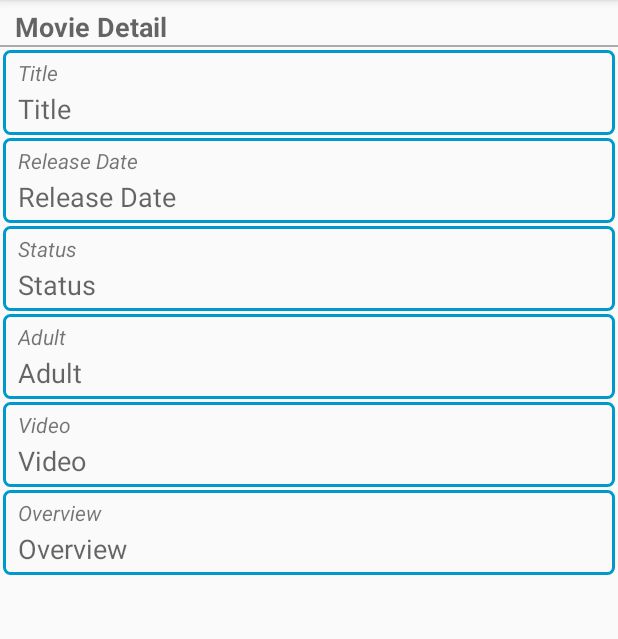
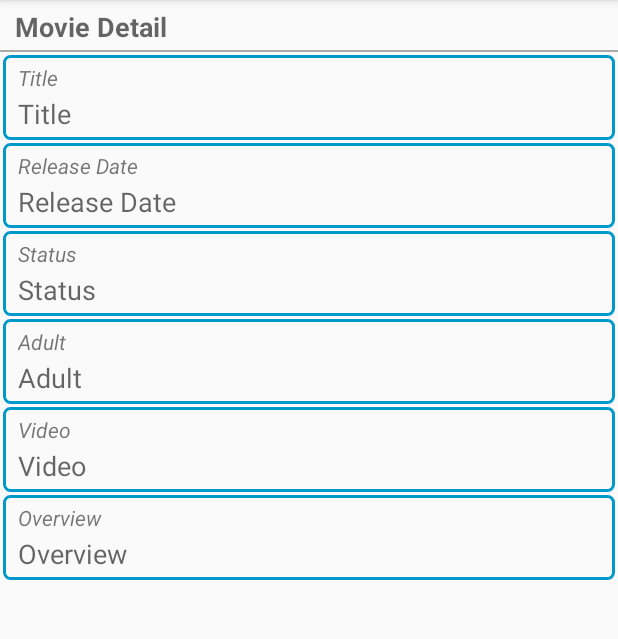
Before and after one commit to davidmlee/MovieSearch100, an Android app: the MovieDetailActivity screen opened directly, with no data from a screen before it, on a phone screen of 412 x 824 dp, the part 84-723 px from its top. Run offline under Robolectric (Android 15) with nearby library versions, the phone set to English and light mode, and no system bars; 6 statements that could not run were skipped.

Commit message:
minor adj

```diff
--- a/app/src/main/res/layout/activity_movie_detail.xml
+++ b/app/src/main/res/layout/activity_movie_detail.xml
@@ -9,7 +9,7 @@
         android:layout_width="match_parent"
         android:layout_height="wrap_content"
         android:layout_marginTop="5dp"
-        android:layout_marginBottom="0dp"
+        android:layout_marginBottom="3dp"
         android:layout_marginLeft="10dp"
         android:layout_marginRight="5dp"
         android:text="@string/label_movie_detail"
```
